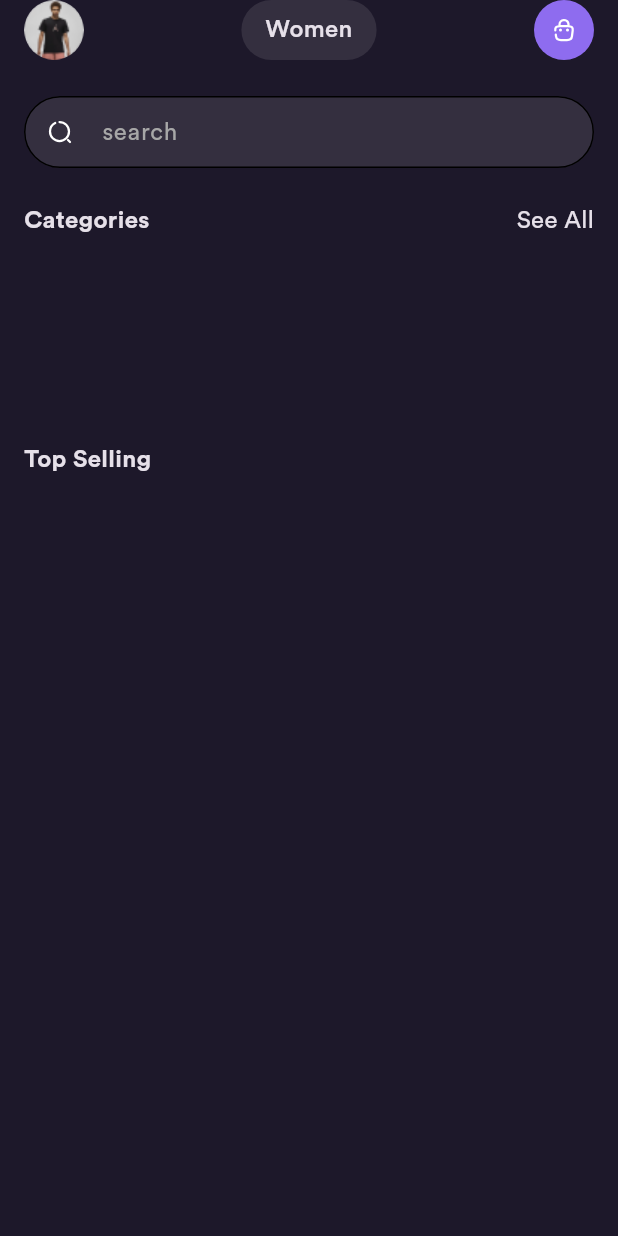
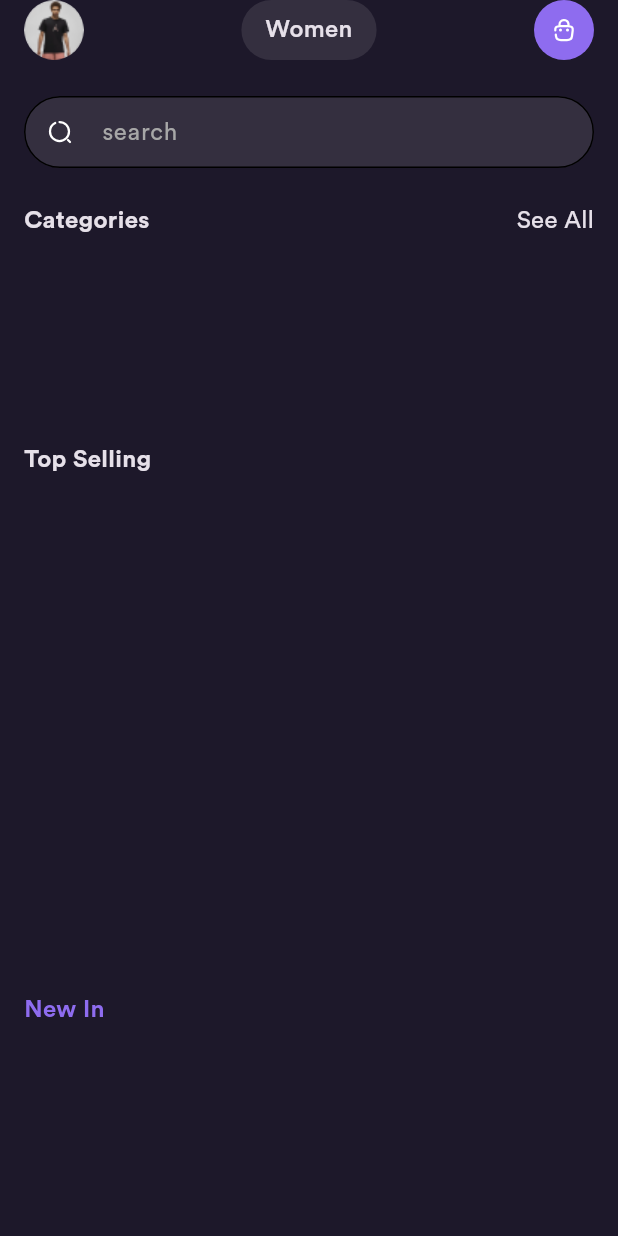
Before and after one commit to DHLau/ecommerce, a Flutter app: the HomePage screen opened directly, on a phone screen of 412 x 824 dp. Run offline on Flutter 3.47's test engine with Material 3 defaults, Android fonts, the phone set to English and light mode, and no system bars; our stand-ins replace bloc, cloud_firestore, dartz, firebase_auth, firebase_core, flutter_bloc and 2 more; accounts and stored records are empty.

Commit message:
home new In module

```diff
--- a/lib/domain/product/repository/product.dart
+++ b/lib/domain/product/repository/product.dart
@@ -2,4 +2,5 @@ import 'package:dartz/dartz.dart';
 
 abstract class ProductRepository {
   Future<Either> getTopSelling();
+  Future<Either> getNewIn();
 }
--- /dev/null
+++ b/lib/domain/product/usecases/get_new_in.dart
@@ -0,0 +1,11 @@
+import 'package:dartz/dartz.dart';
+import 'package:ecommerce/core/usecase/usecase.dart';
+import 'package:ecommerce/domain/product/repository/product.dart';
+import 'package:ecommerce/service_locator.dart';
+
+class GetNewInUseCase implements UseCase<Either, dynamic> {
+  @override
+  Future<Either> call({dynamic params}) async {
+    return await sl<ProductRepository>().getNewIn();
+  }
+}
--- a/lib/presentation/home/pages/home.dart
+++ b/lib/presentation/home/pages/home.dart
@@ -1,5 +1,6 @@
 import 'package:ecommerce/presentation/home/widgets/categories.dart';
 import 'package:ecommerce/presentation/home/widgets/header.dart';
+import 'package:ecommerce/presentation/home/widgets/new_in.dart';
 import 'package:ecommerce/presentation/home/widgets/search_field.dart';
 import 'package:ecommerce/presentation/home/widgets/top_selling.dart';
 import 'package:flutter/material.dart';
@@ -27,6 +28,10 @@ class HomePage extends StatelessWidget {
               height: 24,
             ),
             TopSelling(),
+            SizedBox(
+              height: 24,
+            ),
+            NewIn(),
           ],
         ),
       ),
--- /dev/null
+++ b/lib/presentation/home/widgets/new_in.dart
@@ -0,0 +1,76 @@
+import 'package:ecommerce/common/bloc/product/product_display_cubit.dart';
+import 'package:ecommerce/common/bloc/product/product_display_state.dart';
+import 'package:ecommerce/common/widgets/product/product_card.dart';
+import 'package:ecommerce/core/configs/theme/app_colors.dart';
+import 'package:ecommerce/domain/product/entity/product_entity.dart';
+import 'package:ecommerce/domain/product/usecases/get_new_in.dart';
+import 'package:ecommerce/service_locator.dart';
+import 'package:flutter/material.dart';
+import 'package:flutter_bloc/flutter_bloc.dart';
+
+class NewIn extends StatelessWidget {
+  const NewIn({super.key});
+
+  @override
+  Widget build(BuildContext context) {
+    return BlocProvider(
+      create: (context) => ProductsDisplayCubit(useCase: sl<GetNewInUseCase>())
+        ..displayProducts(),
+      child: BlocBuilder<ProductsDisplayCubit, ProductDisplayState>(
+        builder: (context, state) {
+          if (state is ProcuctLoadingState) {
+            return Center(
+              child: CircularProgressIndicator(),
+            );
+          }
+          if (state is ProductsLoadedState) {
+            return Column(
+              crossAxisAlignment: CrossAxisAlignment.start,
+              mainAxisAlignment: MainAxisAlignment.start,
+              children: [
+                _buildTopSelling(),
+                SizedBox(
+                  height: 20,
+                ),
+                _buildProducts(state.products),
+              ],
+            );
+          }
+          return Container();
+        },
+      ),
+    );
+  }
+
+  Widget _buildTopSelling() {
+    return Padding(
+      padding: const EdgeInsets.symmetric(horizontal: 16),
+      child: Text(
+        "New In",
+        style: TextStyle(
+            fontWeight: FontWeight.bold,
+            fontSize: 16,
+            color: AppColors.primary),
+      ),
+    );
+  }
+
+  Widget _buildProducts(List<ProductEntity> products) {
+    return SizedBox(
+        height: 300,
+        width: double.infinity,
+        child: ListView.separated(
+            shrinkWrap: true,
+            scrollDirection: Axis.horizontal,
+            padding: EdgeInsets.symmetric(horizontal: 16),
+            itemBuilder: (context, index) {
+              return ProductCard(entity: products[index]);
+            },
+            separatorBuilder: (context, index) {
+              return SizedBox(
+                width: 10,
+              );
+            },
+            itemCount: products.length));
+  }
+}
--- a/lib/service_locator.dart
+++ b/lib/service_locator.dart
@@ -13,6 +13,7 @@ import 'package:ecommerce/domain/auth/usecases/siginin.dart';
 import 'package:ecommerce/domain/category/repository/category.dart';
 import 'package:ecommerce/domain/category/usecases/get_categories.dart';
 import 'package:ecommerce/domain/product/repository/product.dart';
+import 'package:ecommerce/domain/product/usecases/get_new_in.dart';
 import 'package:ecommerce/domain/product/usecases/get_top_selling.dart';
 import 'package:get_it/get_it.dart';
 import 'package:ecommerce/domain/auth/usecases/signup.dart';
@@ -67,4 +68,5 @@ Future<void> initializeProduct() async {
 
   // 注册 UseCase
   sl.registerSingleton<GetTopSellingUseCase>(GetTopSellingUseCase());
+  sl.registerSingleton<GetNewInUseCase>(GetNewInUseCase());
 }
```
Also changed, not shown: lib/data/product/repository/product_repository_impl.dart (+14 -0 lines), lib/data/product/source/product_firebase_service.dart (+15 -1 lines).
